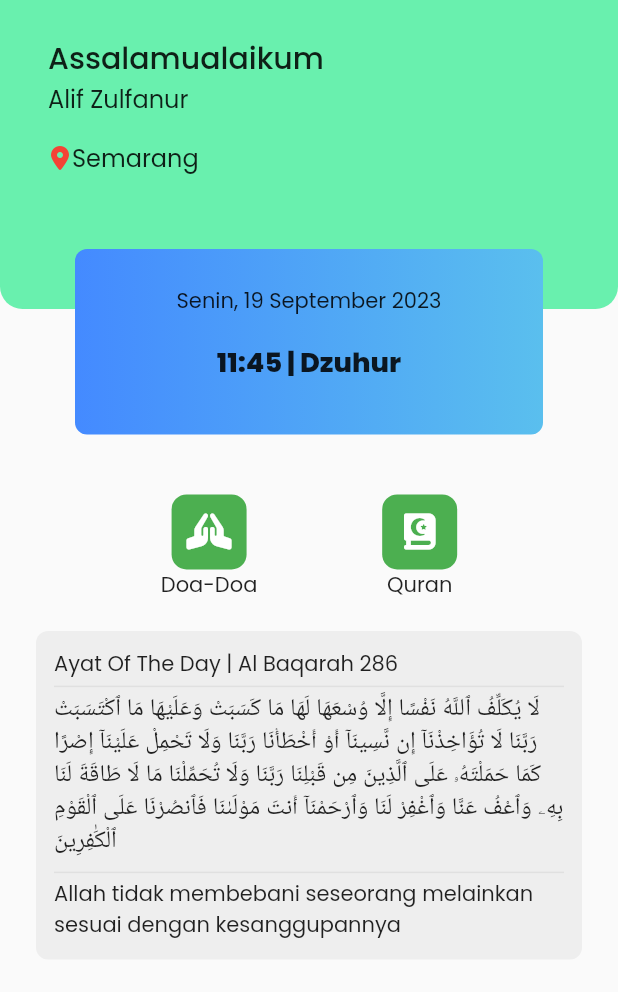
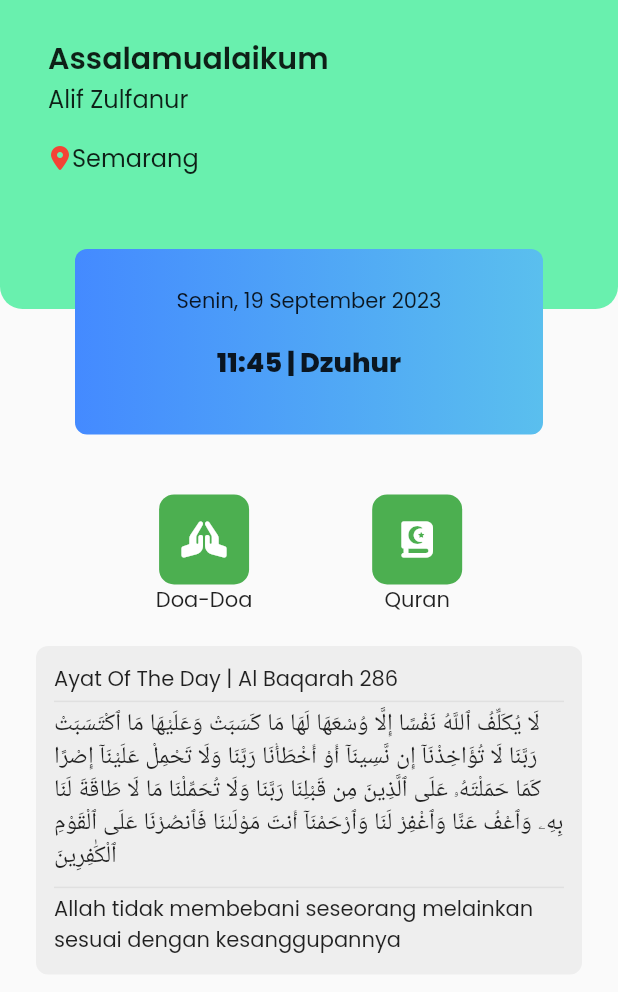
Before and after one commit to f0ursecond/alquran, a Flutter app: the screen it shows after launch, on a phone screen of 412 x 824 dp. Shown: the top 992 px of the screen. Run offline on Flutter 3.47's test engine with Material 2 defaults, Android fonts, the phone set to English and light mode, and no system bars; our stand-ins replace bloc, dartz, equatable, flutter_bloc, google_fonts, icons_plus and 2 more; project files that could hold a hidden picture were left out.

Commit message:
feat: change w & h sizedbox

```diff
--- a/lib/core/home_screen.dart
+++ b/lib/core/home_screen.dart
@@ -34,7 +34,7 @@ class HomeScreen extends StatelessWidget {
                     Text(
                       'Assalamualaikum',
                       style: TextStyle(
-                        fontWeight: FontWeight.w500,
+                        fontWeight: FontWeight.w600,
                         fontSize: 20,
                       ),
                     ),
@@ -179,8 +179,8 @@ class QuranWidget extends StatelessWidget {
       crossAxisAlignment: CrossAxisAlignment.center,
       children: [
         SizedBox(
-          width: 50,
-          height: 50,
+          width: 60,
+          height: 60,
           child: Material(
             shape: RoundedRectangleBorder(
               borderRadius: BorderRadius.circular(10),
@@ -213,8 +213,8 @@ class PrayerWidget extends StatelessWidget {
       crossAxisAlignment: CrossAxisAlignment.center,
       children: [
         SizedBox(
-          width: 50,
-          height: 50,
+          width: 60,
+          height: 60,
           child: Material(
             shape: RoundedRectangleBorder(
               borderRadius: BorderRadius.circular(10),
```
